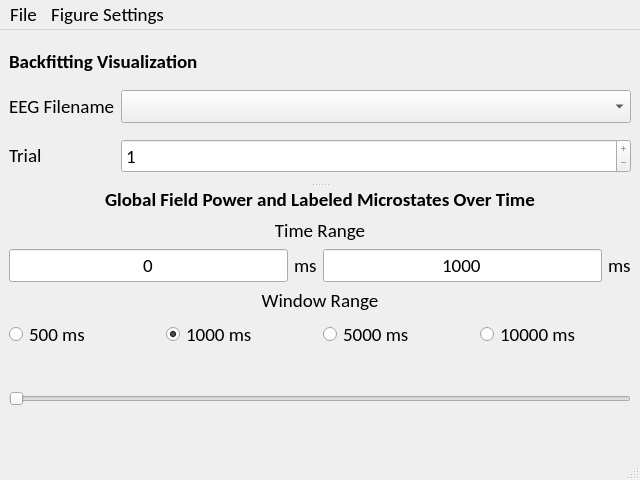
Before: the Qt Designer form EEG_COMET/ui/BackfittingVisualizationWindow.ui in eeg-comet/eeg-comet, drawn with Qt 5.
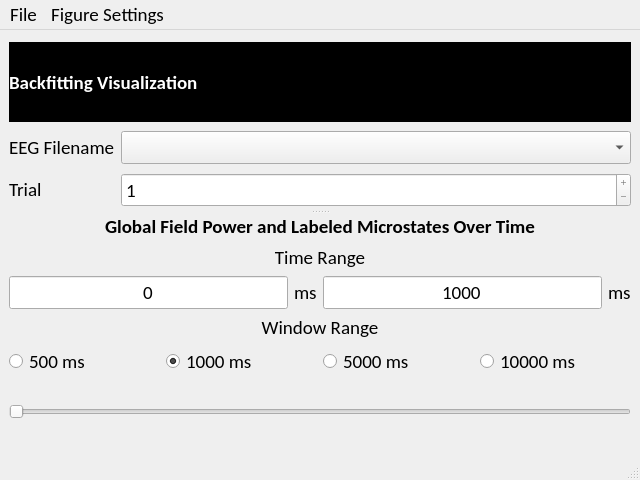
After: the same form once the commit is applied.

Patch:
```diff
--- a/EEG_COMET/ui/BackfittingVisualizationWindow.ui
+++ b/EEG_COMET/ui/BackfittingVisualizationWindow.ui
@@ -89,17 +89,33 @@
         <item row="0" column="0" colspan="2">
          <widget class="QLabel" name="backfitting_visualization_label">
           <property name="sizePolicy">
-           <sizepolicy hsizetype="Preferred" vsizetype="Maximum">
+           <sizepolicy hsizetype="Preferred" vsizetype="Preferred">
             <horstretch>0</horstretch>
             <verstretch>0</verstretch>
            </sizepolicy>
           </property>
+          <property name="minimumSize">
+           <size>
+            <width>0</width>
+            <height>60</height>
+           </size>
+          </property>
+          <property name="maximumSize">
+           <size>
+            <width>16777215</width>
+            <height>80</height>
+           </size>
+          </property>
           <property name="font">
            <font>
             <weight>75</weight>
             <bold>true</bold>
            </font>
           </property>
+          <property name="styleSheet">
+           <string notr="true">color: rgb(255, 255, 255);
+background-color: rgb(0, 0, 0);</string>
+          </property>
           <property name="text">
            <string>Backfitting Visualization</string>
           </property>
```
